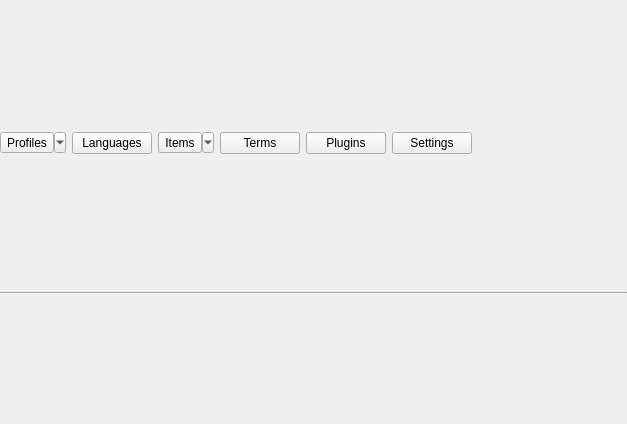
Above: qtdesigner/main.ui from t123/ReadingTool.Python before the change. Below: the same form after it.
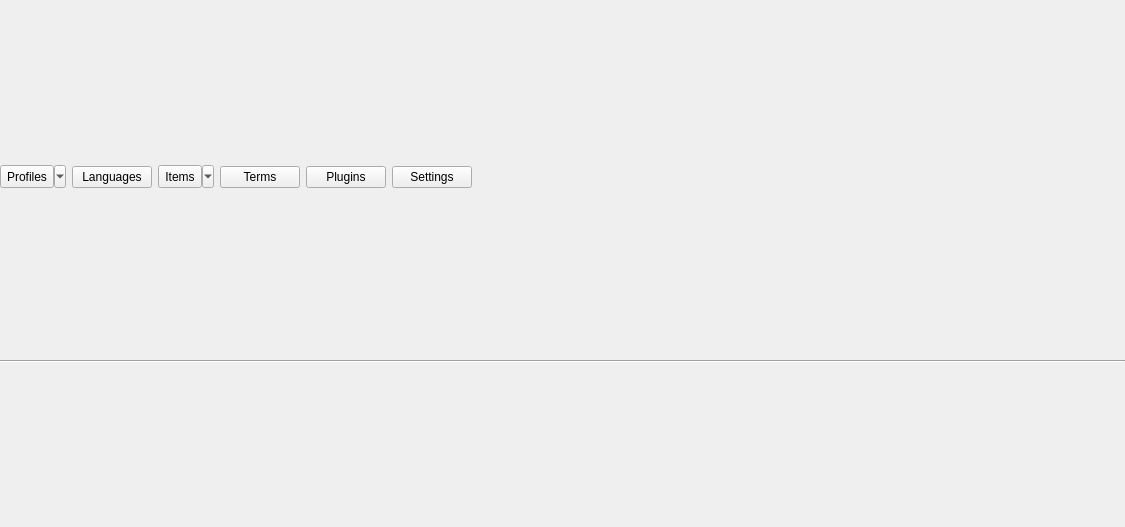
That is the form after the change.

The edit to the form file:
```diff
--- a/qtdesigner/main.ui
+++ b/qtdesigner/main.ui
@@ -6,8 +6,8 @@
    <rect>
     <x>0</x>
     <y>0</y>
-    <width>627</width>
-    <height>424</height>
+    <width>1125</width>
+    <height>527</height>
    </rect>
   </property>
   <property name="windowTitle">
@@ -22,6 +22,12 @@
      <layout class="QGridLayout" name="gridLayout" columnstretch="0,0,0,0,0,0,1" rowminimumheight="30">
       <item row="0" column="0">
        <widget class="QToolButton" name="tbProfiles">
+        <property name="minimumSize">
+         <size>
+          <width>0</width>
+          <height>23</height>
+         </size>
+        </property>
         <property name="text">
          <string>Profiles</string>
         </property>
@@ -45,6 +51,12 @@
       </item>
       <item row="0" column="2">
        <widget class="QToolButton" name="tbItems">
+        <property name="minimumSize">
+         <size>
+          <width>0</width>
+          <height>23</height>
+         </size>
+        </property>
         <property name="text">
          <string>Items</string>
         </property>
```
Left out of the diff: 2 changed lines with no effect on the pictures.
